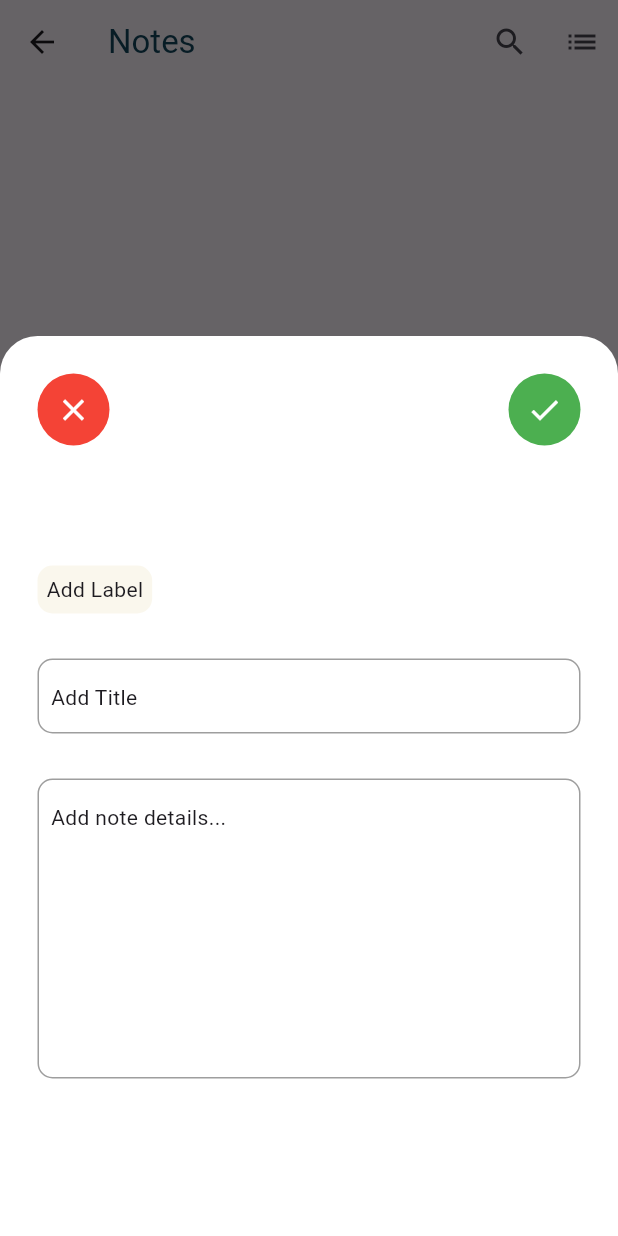
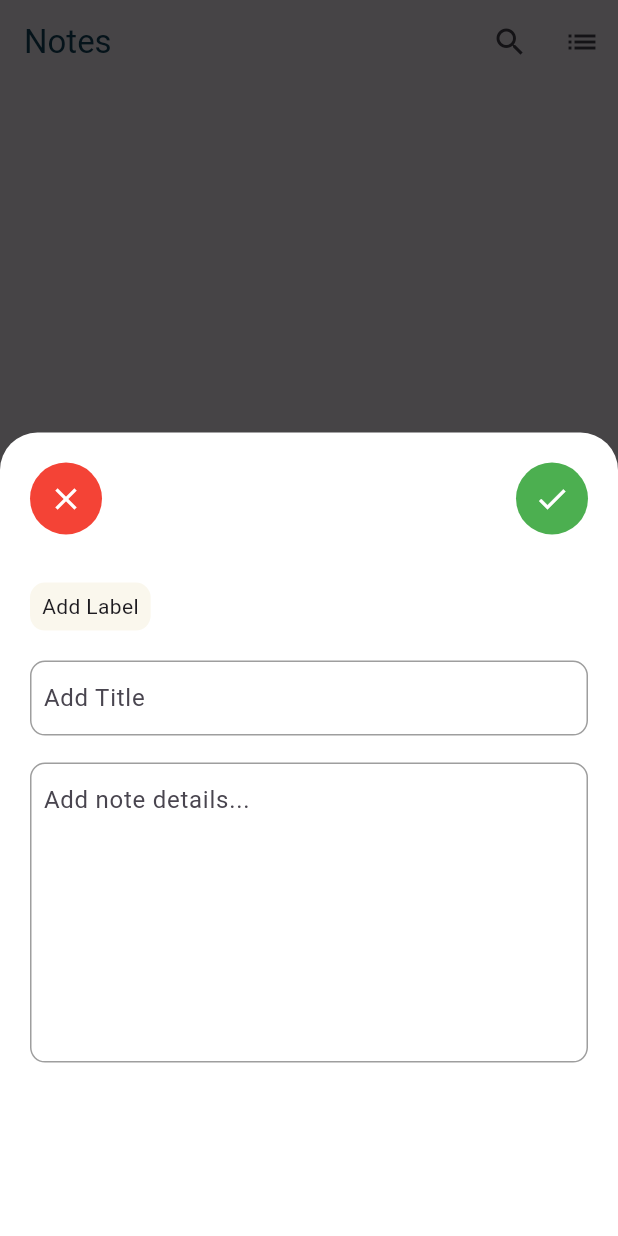
Before and after one commit to MuhmmadUmair/Notes-App, a Flutter app: the screen it shows after launch, after a tap on the "add" icon, on a phone screen of 412 x 824 dp. Run offline on Flutter 3.47's test engine with Material 3 defaults, Android fonts, the phone set to English and light mode, and no system bars; our stand-ins replace hive, hive_flutter; accounts and stored records are empty.

Commit message:
Add Notes in Notes Screen and also saved with Hive

```diff
--- a/lib/main.dart
+++ b/lib/main.dart
@@ -1,11 +1,18 @@
 import 'package:flutter/material.dart';
-import 'package:notes_app/screens/add_notes_screen.dart';
-import 'package:notes_app/screens/notes_detail_screen.dart';
+import 'package:hive_flutter/adapters.dart';
 import 'package:notes_app/screens/notes_screen.dart';
+import 'package:notes_app/services/note_adopter.dart';
 import 'package:notes_app/view_model/note_provider.dart';
 import 'package:provider/provider.dart';
 
-void main() {
+void main() async {
+  WidgetsFlutterBinding.ensureInitialized();
+  await Hive.initFlutter();
+  // Register adapter BEFORE opening any boxes
+  if (!Hive.isAdapterRegistered(1)) {
+    Hive.registerAdapter(NoteModelAdapter());
+  }
+  await Hive.openBox('MyBox');
   runApp(const MyApp());
 }
 
--- a/lib/models/note_model.dart
+++ b/lib/models/note_model.dart
@@ -1,6 +1,3 @@
-// ignore_for_file: public_member_api_docs, sort_constructors_first
-import 'package:flutter/material.dart';
-
 class NoteModel {
   final int id;
   final String title;
@@ -8,7 +5,7 @@ class NoteModel {
   // final List<String> labels;
   final bool isPinned;
   final bool isArchived;
-  final DateTime createdAt;
+  final DateTime createdOn;
   // final DateTime updatedAt;
   // final Color color;
   NoteModel({
@@ -18,7 +15,7 @@ class NoteModel {
     // required this.labels,
     required this.isPinned,
     required this.isArchived,
-    required this.createdAt,
+    required this.createdOn,
     // required this.updatedAt,
     // required this.color,
   });
@@ -41,7 +38,7 @@ class NoteModel {
       // labels: labels ?? this.labels,
       isPinned: isPinned ?? this.isPinned,
       isArchived: isArchived ?? this.isArchived,
-      createdAt: createdAt ?? this.createdAt,
+      createdOn: createdAt ?? this.createdOn,
       // updatedAt: updatedAt ?? this.updatedAt,
       // color: color ?? this.color,
     );
--- a/lib/screens/add_notes_screen.dart
+++ b/lib/screens/add_notes_screen.dart
@@ -1,67 +1,79 @@
 import 'package:flutter/material.dart';
 import 'package:notes_app/constants/my_app_icons.dart';
 import 'package:notes_app/models/note_model.dart';
-import 'package:notes_app/screens/notes_screen.dart';
 import 'package:notes_app/view_model/note_provider.dart';
 import 'package:notes_app/widgets/my_icon_widget.dart';
 import 'package:provider/provider.dart';
 
-class AddNotesScreen extends StatefulWidget {
-  const AddNotesScreen({super.key});
+// Add this widget file or below NotesScreen
+
+class AddNotesBottomSheet extends StatefulWidget {
+  const AddNotesBottomSheet({super.key});
 
   @override
-  State<AddNotesScreen> createState() => _AddNotesScreenState();
+  State<AddNotesBottomSheet> createState() => _AddNotesBottomSheetState();
 }
 
-class _AddNotesScreenState extends State<AddNotesScreen> {
+class _AddNotesBottomSheetState extends State<AddNotesBottomSheet> {
   final TextEditingController _titleController = TextEditingController();
   final TextEditingController _bodyTextController = TextEditingController();
+
+  @override
+  void dispose() {
+    _titleController.dispose();
+    _bodyTextController.dispose();
+    super.dispose();
+  }
+
   void _save() {
     final title = _titleController.text.trim();
     final body = _bodyTextController.text.trim();
 
     if (title.isEmpty && body.isEmpty) {
-      ScaffoldMessenger.of(
-        context,
-      ).showSnackBar(SnackBar(content: Text('Please Enter Title or Body')));
+      ScaffoldMessenger.of(context).showSnackBar(
+        const SnackBar(content: Text('Please enter Title or Body')),
+      );
       return;
     }
+
     final note = NoteModel(
       id: DateTime.now().millisecondsSinceEpoch,
       title: title,
       bodyText: body,
       isPinned: false,
       isArchived: false,
-      createdAt: DateTime.now(),
+      createdOn: DateTime.now(),
     );
-    final notesProvider = Provider.of<NoteProvider>(
-      context,
-      listen: false,
-    ).addNotes(note);
 
-    Navigator.pop(context);
+    Provider.of<NoteProvider>(context, listen: false).addNotes(note);
+
+    Navigator.of(context).pop(); // close bottom sheet
   }
 
   @override
   Widget build(BuildContext context) {
-    return Scaffold(
-      backgroundColor: Colors.black,
-      body: Stack(
-        children: [
-          const NotesScreen(),
-          Container(color: Colors.black.withValues(alpha: 0.6)),
-          Align(
-            alignment: Alignment.bottomCenter,
+    // Use MediaQuery to compute height when keyboard open
+    final mq = MediaQuery.of(context);
+    final sheetHeight = mq.size.height * 0.65;
+
+    return GestureDetector(
+      // tap outside sheet to dismiss
+      onTap: () => Navigator.of(context).maybePop(),
+      child: Container(
+        color: Colors.black.withOpacity(0.4), // semi-transparent scrim
+        child: Align(
+          alignment: Alignment.bottomCenter,
+          child: SafeArea(
             child: Container(
-              padding: EdgeInsets.all(25),
-              height: 600,
+              height: sheetHeight,
+              padding: const EdgeInsets.all(20),
               decoration: const BoxDecoration(
                 color: Colors.white,
                 borderRadius: BorderRadius.vertical(top: Radius.circular(25)),
               ),
               child: SingleChildScrollView(
+                // ensure scroll when keyboard open
                 child: Column(
-                  mainAxisAlignment: MainAxisAlignment.start,
                   crossAxisAlignment: CrossAxisAlignment.start,
                   children: [
                     Row(
@@ -69,9 +81,7 @@ class _AddNotesScreenState extends State<AddNotesScreen> {
                       children: [
                         MyIconWidget(
                           icon: MyAppIcons.close,
-                          function: () {
-                            Navigator.pop(context);
-                          },
+                          function: () => Navigator.of(context).pop(),
                           backgroundColor: Colors.red,
                         ),
                         MyIconWidget(
@@ -81,18 +91,19 @@ class _AddNotesScreenState extends State<AddNotesScreen> {
                         ),
                       ],
                     ),
-                    Padding(
-                      padding: const EdgeInsets.only(top: 80),
-                      child: Container(
-                        padding: EdgeInsets.all(6),
-                        decoration: BoxDecoration(
-                          color: Color(0xffbFAF7ED),
-                          borderRadius: BorderRadius.circular(10),
-                        ),
-                        child: Text('Add Label'),
+                    const SizedBox(height: 32),
+                    Container(
+                      padding: const EdgeInsets.symmetric(
+                        horizontal: 8,
+                        vertical: 6,
                       ),
+                      decoration: BoxDecoration(
+                        color: const Color(0xffbFAF7ED),
+                        borderRadius: BorderRadius.circular(10),
+                      ),
+                      child: const Text('Add Label'),
                     ),
-                    SizedBox(height: 30),
+                    const SizedBox(height: 20),
                     Container(
                       height: 50,
                       width: double.infinity,
@@ -105,14 +116,14 @@ class _AddNotesScreenState extends State<AddNotesScreen> {
                         padding: const EdgeInsets.only(left: 8.0),
                         child: TextField(
                           controller: _titleController,
-                          decoration: InputDecoration(
+                          decoration: const InputDecoration(
                             border: InputBorder.none,
-                            hint: Text('Add Title'),
+                            hintText: 'Add Title',
                           ),
                         ),
                       ),
                     ),
-                    SizedBox(height: 30),
+                    const SizedBox(height: 18),
                     Container(
                       height: 200,
                       width: double.infinity,
@@ -125,19 +136,22 @@ class _AddNotesScreenState extends State<AddNotesScreen> {
                         padding: const EdgeInsets.only(left: 8.0),
                         child: TextField(
                           controller: _bodyTextController,
-                          decoration: InputDecoration(
+                          decoration: const InputDecoration(
                             border: InputBorder.none,
-                            hint: Text('Add note details...'),
+                            hintText: 'Add note details...',
                           ),
+                          maxLines: null,
+                          keyboardType: TextInputType.multiline,
                         ),
                       ),
                     ),
+                    const SizedBox(height: 18),
                   ],
                 ),
               ),
             ),
           ),
-        ],
+        ),
       ),
     );
   }
--- a/lib/screens/notes_screen.dart
+++ b/lib/screens/notes_screen.dart
@@ -13,10 +13,8 @@ class NotesScreen extends StatelessWidget {
 
   @override
   Widget build(BuildContext context) {
-    final noteProvider = Provider.of<NoteProvider>(context);
+    final noteProvider = Provider.of<NoteProvider>(context, listen: false);
     final notes = noteProvider.notes;
-
-    // responsive column count (optional)
     final width = MediaQuery.of(context).size.width;
     final crossAxisCount = width > 600 ? 3 : 2;
 
@@ -24,13 +22,18 @@ class NotesScreen extends StatelessWidget {
       floatingActionButton: FloatingActionButton(
         backgroundColor: const Color(0xffb0e435a),
         onPressed: () {
-          Navigator.push(
-            context,
-            MaterialPageRoute(builder: (_) => AddNotesScreen()),
+          showModalBottomSheet(
+            context: context,
+            isScrollControlled: true,
+            backgroundColor:
+                Colors.transparent, // allow custom rounded white sheet
+            builder: (ctx) =>
+                const AddNotesBottomSheet(), // lightweight sheet widget
           );
         },
         child: const Icon(MyAppIcons.add, color: Colors.white),
       ),
+
       appBar: AppBar(
         title: const Text('Notes', style: TextStyle(color: Color(0xffb0e435a))),
         actions: [
@@ -47,11 +50,19 @@ class NotesScreen extends StatelessWidget {
           itemCount: notes.length,
           itemBuilder: (context, index) {
             final NoteModel note = notes[index];
+            final formatDate = noteProvider.formatDate(note.createdOn);
             return GestureDetector(
-              child: NotesWidget(title: note.title, bodyText: note.bodyText),
+              child: NotesWidget(
+                title: note.title,
+                bodyText: note.bodyText,
+                createdOn: formatDate,
+              ),
               onTap: () {
-                Navigator.of(context).push(
-                  MaterialPageRoute(builder: (context) => NotesDetailScreen()),
+                Navigator.push(
+                  context,
+                  MaterialPageRoute(
+                    builder: (context) => NotesDetailScreen(note: note),
+                  ),
                 );
               },
             );
--- a/pubspec.yaml
+++ b/pubspec.yaml
@@ -32,6 +32,10 @@ dependencies:
   flutter:
     sdk: flutter
   flutter_staggered_grid_view: ^0.7.0
+  hive: ^2.2.3
+  hive_flutter: ^1.1.0
+  hive_generator: ^2.0.1
+  intl: ^0.20.2
   provider: ^6.1.5+1
 
 dev_dependencies:
```
Also changed, not shown: lib/repository/note_database.dart (added, +50 -0 lines), lib/screens/notes_detail_screen.dart (+69 -31 lines), lib/services/note_adopter.dart (added, +36 -0 lines), lib/view_model/note_provider.dart (+37 -0 lines), lib/widgets/notes_widget.dart (+11 -13 lines), pubspec.lock.
